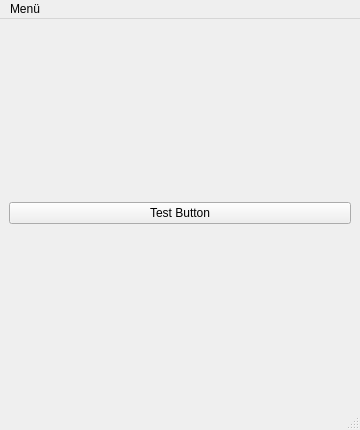
Above: src/main_window.ui from arpadkov/ActivityExplorer before the change. Below: the same form after it.
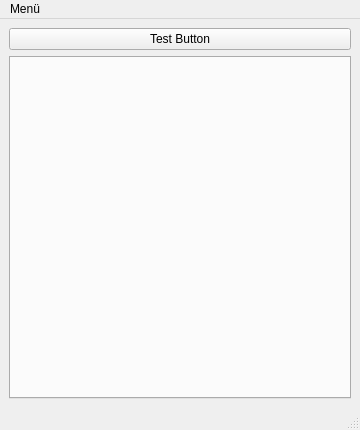
That is the form after the change.

```diff
--- a/src/main_window.ui
+++ b/src/main_window.ui
@@ -22,6 +22,13 @@
       </property>
      </widget>
     </item>
+    <item>
+     <widget class="QTabWidget" name="tab_widget">
+      <property name="currentIndex">
+       <number>-1</number>
+      </property>
+     </widget>
+    </item>
    </layout>
   </widget>
   <widget class="QMenuBar" name="menubar">
```
